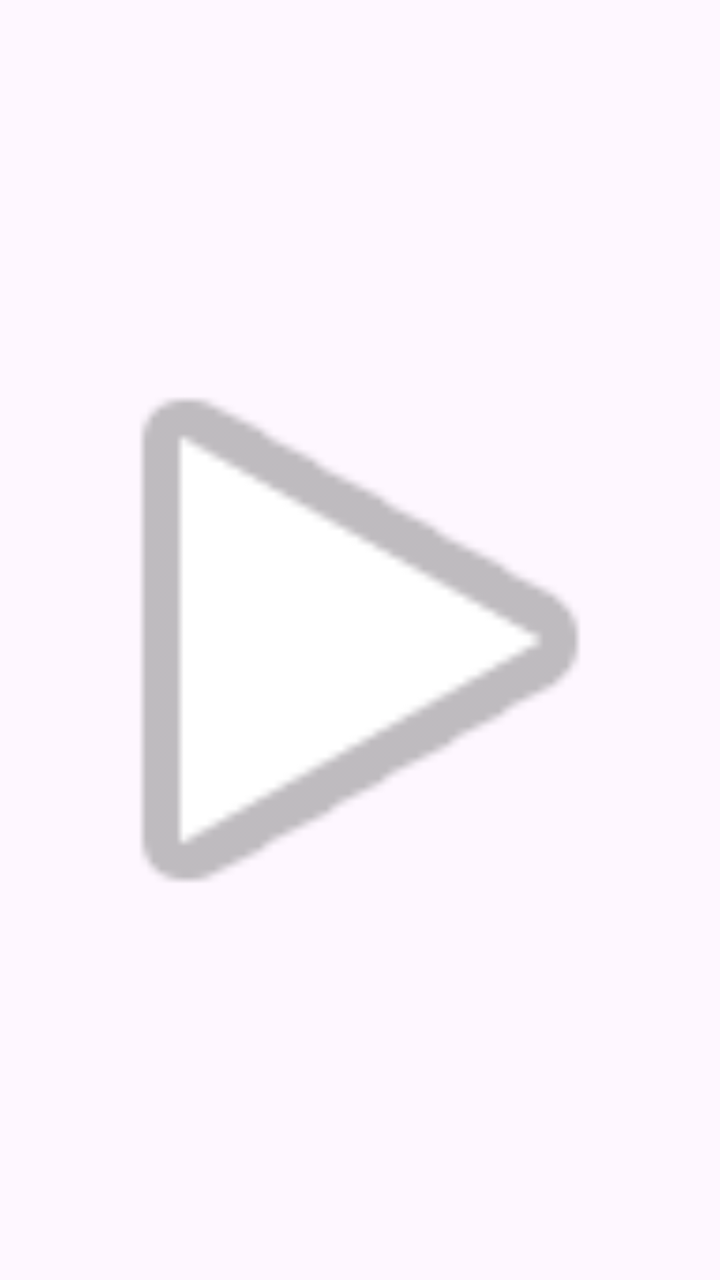
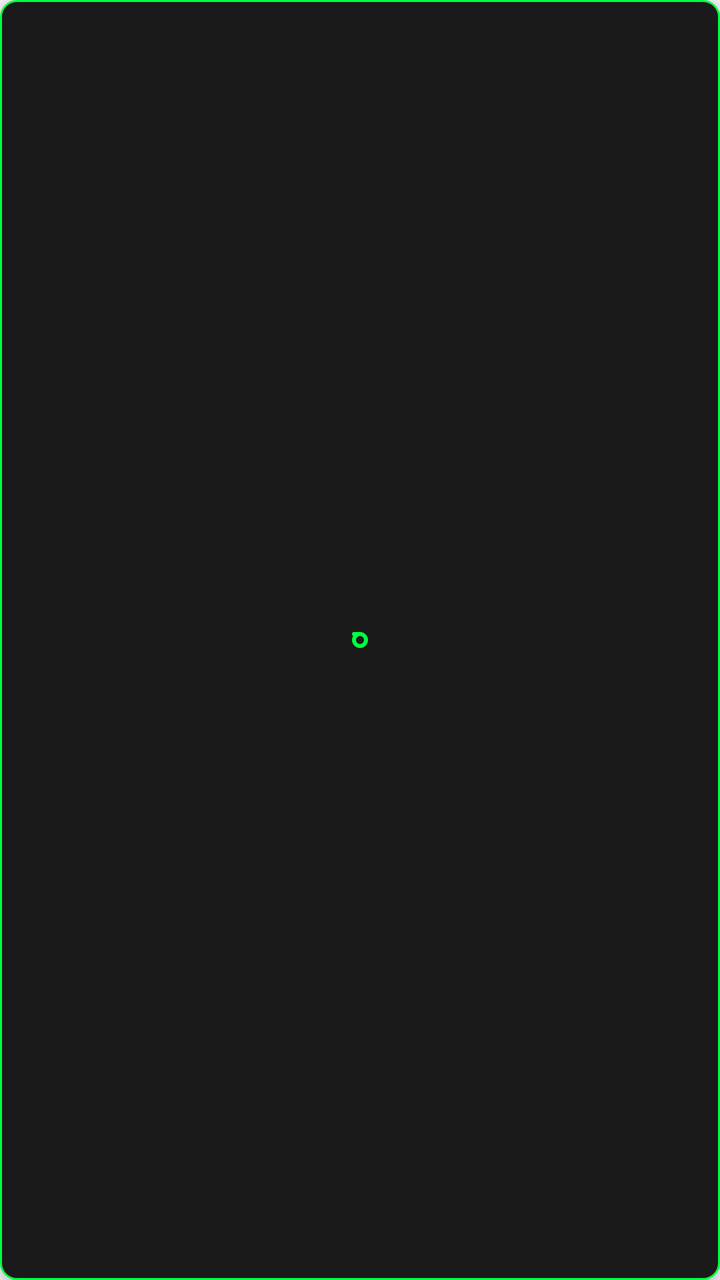

An Android layout rendered at two revisions. The XML below is the earlier revision; the diff shows what the commit changed to produce the second picture.
<!-- AndroidManifest.xml: application theme Theme.GameSpace -->
<!-- res/layout/overlay_game_trigger.xml -->
<?xml version="1.0" encoding="utf-8"?>
<ImageView xmlns:android="http://schemas.android.com/apk/res/android"
           android:id="@+id/game_trigger"
           android:layout_width="56dp"
           android:layout_height="56dp"
            android:src="@android:drawable/ic_media_play"
           android:background="@android:color/transparent"
           android:clickable="true"
           android:focusable="true"/>
<!-- resources referenced by this layout -->
<resources>
  <style name="Theme.GameSpace" parent="Base.Theme.GameSpace" />
  <style name="Base.Theme.GameSpace" parent="Theme.Material3.DayNight.NoActionBar">
          
          
      </style>
</resources>

<!-- the commit's change to res/layout/overlay_game_trigger.xml (unified diff, before → after) -->
@@ -1,9 +1,11 @@
 <?xml version="1.0" encoding="utf-8"?>
-<ImageView xmlns:android="http://schemas.android.com/apk/res/android"
-           android:id="@+id/game_trigger"
-           android:layout_width="56dp"
-           android:layout_height="56dp"
-            android:src="@android:drawable/ic_media_play"
-           android:background="@android:color/transparent"
-           android:clickable="true"
-           android:focusable="true"/>
+<FrameLayout xmlns:android="http://schemas.android.com/apk/res/android"
+    android:id="@+id/game_trigger"
+    android:layout_width="48dp"
+    android:layout_height="48dp"
+    android:clickable="true"
+    android:focusable="true"
+    android:foreground="?android:attr/selectableItemBackgroundBorderless"
+    android:background="@drawable/ic_game_trigger"
+    android:elevation="4dp"
+    android:translationZ="4dp" />
<!-- resource entries referenced after the edit -->
@@ -1,6 +1,42 @@
 <!-- resources referenced by this layout -->
 <resources>
+  <!-- drawable ic_game_trigger (drawable) -->
+  <?xml version="1.0" encoding="utf-8"?>
+  <layer-list xmlns:android="http://schemas.android.com/apk/res/android">
+      <item>
+          <shape android:shape="rectangle">
+              <solid android:color="#1A1A1A" />
+              <stroke android:width="1dp" android:color="#00FF41" />
+              <corners android:radius="8dp" />
+          </shape>
+      </item>
+      <item android:drawable="@drawable/ic_gaming_logo"
+          android:gravity="center"
+          android:width="24dp"
+          android:height="24dp"/>
+  </layer-list>
   <style name="Theme.GameSpace" parent="Base.Theme.GameSpace" />
+  <!-- drawable ic_gaming_logo (drawable) -->
+  <vector xmlns:android="http://schemas.android.com/apk/res/android"
+      android:width="24dp"
+      android:height="24dp"
+      android:viewportWidth="24"
+      android:viewportHeight="24">
+      
+      <path
+          android:strokeColor="#00FF41"
+          android:strokeWidth="2"
+          android:strokeLineCap="round"
+          android:pathData="M15,12
+                           A3,3 0 1,1 12,9
+                           A3,3 0 0,1 15,12
+                           Z"/>
+      <path
+          android:strokeColor="#00FF41"
+          android:strokeWidth="2"
+          android:strokeLineCap="round"
+          android:pathData="M12,9 L9,9"/>
+  </vector>
   <style name="Base.Theme.GameSpace" parent="Theme.Material3.DayNight.NoActionBar">
           
           
